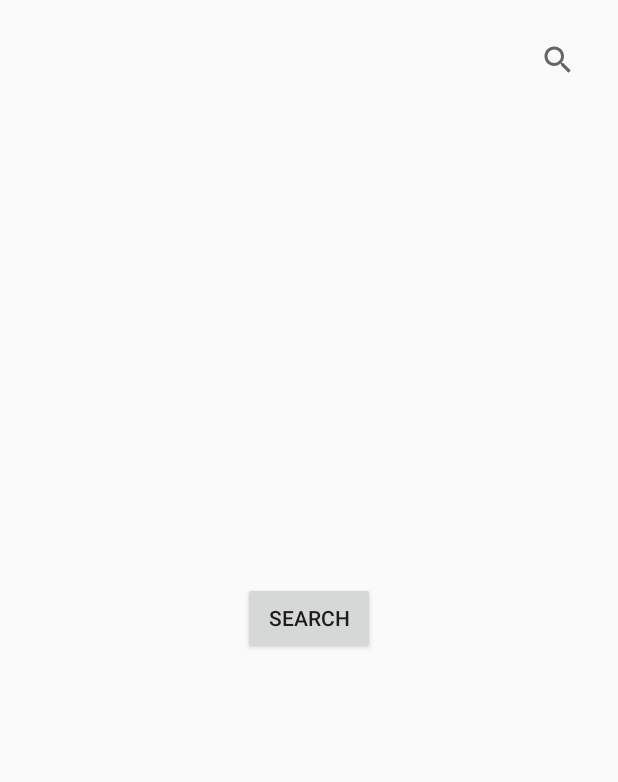
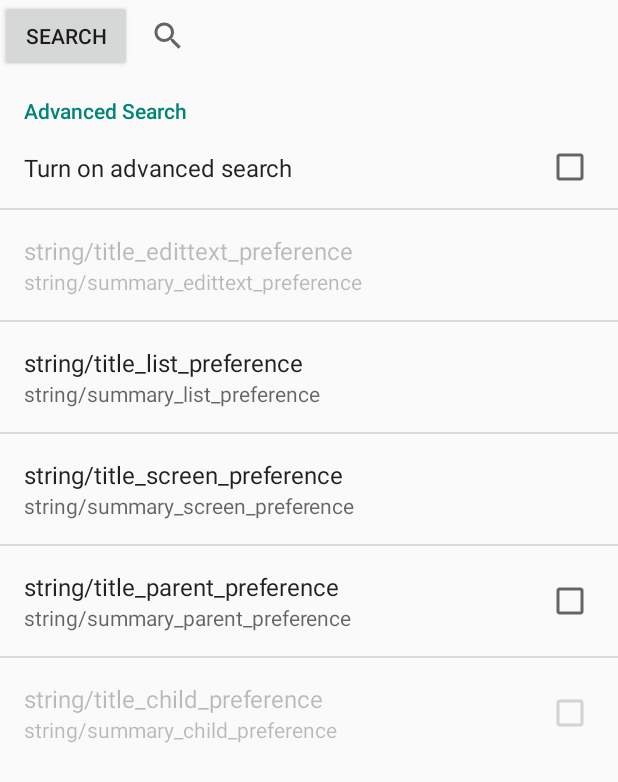
Before and after one commit to Morifu/GameSearch, an Android app: the screen it shows after launch (SearchActivity), on a phone screen of 412 x 824 dp. Shown: the top 782 px of the screen. Run offline under Robolectric (Android 15) with nearby library versions, the phone set to English and light mode, and no system bars.

Commit message:
played some with preference fragment

```diff
--- a/src/main/java/com/morfi/gamesearch/SearchActivity.java
+++ b/src/main/java/com/morfi/gamesearch/SearchActivity.java
@@ -64,7 +64,7 @@ public class SearchActivity extends FragmentActivity {
                                  Bundle savedInstanceState) {
             View rootView = inflater.inflate(R.layout.fragment_main, container, false);
             if (rootView != null) {
-                Button button = (Button) rootView.findViewById(R.id.button);
+                Button button = (Button) rootView.findViewById(R.id.searchButton);
                 if (button != null)
                     button.setOnClickListener(new View.OnClickListener() {
                         public void onClick(View v) {
@@ -74,6 +74,7 @@ public class SearchActivity extends FragmentActivity {
                         }
                     });
             }
+            setHasOptionsMenu(true);
             return rootView;
         }
     }
--- /dev/null
+++ b/src/main/java/com/morfi/gamesearch/SearchFragment.java
@@ -0,0 +1,17 @@
+package com.morfi.gamesearch;
+
+import android.os.Bundle;
+import android.preference.PreferenceFragment;
+
+/**
+ * Created by Morfi on 06.01.14.
+ */
+public class SearchFragment extends PreferenceFragment {
+    @Override
+    public void onCreate(Bundle savedInstanceState) {
+        super.onCreate(savedInstanceState);
+
+        // Load the preferences from an XML resource
+        addPreferencesFromResource(R.xml.preferences);
+    }
+}
--- a/src/main/res/layout/fragment_main.xml
+++ b/src/main/res/layout/fragment_main.xml
@@ -1,26 +1,42 @@
-<RelativeLayout xmlns:android="http://schemas.android.com/apk/res/android"
-    xmlns:tools="http://schemas.android.com/tools"
-    android:layout_width="match_parent"
-    android:layout_height="match_parent"
-    android:paddingLeft="@dimen/activity_horizontal_margin"
-    android:paddingRight="@dimen/activity_horizontal_margin"
-    android:paddingTop="@dimen/activity_vertical_margin"
-    android:paddingBottom="@dimen/activity_vertical_margin"
-    tools:context=".SearchActivity$PlaceholderFragment">
+<FrameLayout
+    android:layout_width="fill_parent"
+    android:layout_height="fill_parent"
+    xmlns:android="http://schemas.android.com/apk/res/android">
+
+    <LinearLayout
+        android:orientation="vertical"
+        android:layout_width="fill_parent"
+        android:layout_height="fill_parent">
+
+        <LinearLayout
+            android:orientation="horizontal"
+            android:layout_width="fill_parent"
+            android:layout_height="wrap_content"
+            android:layout_gravity="center_horizontal|top">
 
             <Button
                 android:layout_width="wrap_content"
                 android:layout_height="wrap_content"
                 android:text="@string/search_btn"
-        android:id="@+id/button"
-        android:layout_centerVertical="true"
-        android:layout_centerHorizontal="true" />
+                android:id="@+id/searchButton" />
 
             <SearchView
+                android:layout_width="0dp"
+                android:layout_height="wrap_content"
+                android:id="@+id/searchView"
+                android:layout_weight="1.28" />
+
+        </LinearLayout>
+
+        <FrameLayout
+            android:layout_width="fill_parent"
+            android:layout_height="fill_parent">
+
+            <fragment
                 android:layout_width="wrap_content"
                 android:layout_height="wrap_content"
-        android:id="@+id/searchView"
-        android:layout_alignParentTop="true"
-        android:layout_alignParentRight="true" />
-
-</RelativeLayout>
+                android:name="com.morfi.gamesearch.SearchFragment"
+                android:id="@+id/fragment" />
+        </FrameLayout>
+    </LinearLayout>
+</FrameLayout>
--- /dev/null
+++ b/src/main/res/values/strings_search_settings.xml
@@ -0,0 +1,47 @@
+<resources>
+
+    <!-- Strings related to Advanced Search -->
+
+    <string name="pref_header_advanced">Advanced Search</string>
+    <string name="pref_advanced_description">Turn on advanced search</string>
+
+    <string name="pref_title_price">Price</string>
+    <string name="pref_description_price">Set price from… to…</string>
+    <string name="pref_price_from">From</string>
+    <string name="pref_price_to">To</string>
+
+    <string name="pref_title_condition">Condition</string>
+    <string name="pref_default_condition">Used or new game?</string>
+    <string name="pref_condition_new">New</string>
+    <string name="pref_condition_used">Used</string>
+
+    <string name="pref_search_in_description">Search also in description</string>
+
+    <string name="pref_title_producer">Producer</string>
+    <string-array name="pref_producer_titles">
+        <item>EA</item>
+        <item>Blizzard</item>
+        <item>Ubisoft</item>
+        <item>Square Enix</item>
+        <item>Dice</item>
+        <item>Konami</item>
+        <item>CD Projekt</item>
+        <item>Eidos</item>
+        <item>Vanilla Software</item>
+        <item>iFun4All</item>
+    </string-array>
+
+    <string name="pref_title_genre">Genre</string>
+    <string-array name="pref_genre_list">
+        <item>RPG</item>
+        <item>FPS</item>
+        <item>Racing</item>
+        <item>Fighting</item>
+        <item>Action Adventure</item>
+        <item>Horror</item>
+        <item>Logic</item>
+        <item>Sport</item>
+    </string-array>
+
+
+</resources>
--- /dev/null
+++ b/src/main/res/xml/preferences.xml
@@ -0,0 +1,59 @@
+<?xml version="1.0" encoding="utf-8"?>
+
+<PreferenceScreen xmlns:android="http://schemas.android.com/apk/res/android">
+
+    <PreferenceCategory android:title="@string/pref_header_advanced">
+
+        <CheckBoxPreference
+            android:key="advanced_search_preference"
+            android:title="@string/pref_advanced_description" />
+
+        <EditTextPreference
+            android:key="edittext_preference"
+            android:title="string/title_edittext_preference"
+            android:summary="string/summary_edittext_preference"
+            android:dependency="advanced_search_preference"
+            android:layout="?android:attr/preferenceLayoutChild"
+            android:dialogTitle="string/dialog_title_edittext_preference" />
+
+        <ListPreference
+            android:key="list_preference"
+            android:title="string/title_list_preference"
+            android:summary="string/summary_list_preference"
+            android:entries="@array/pref_producer_titles"
+            android:entryValues="@array/pref_producer_titles"
+            android:dialogTitle="string/dialog_title_list_preference" />
+
+        <!-- This PreferenceScreen tag serves as a screen break (similar to page break
+             in word processing). Like for other preference types, we assign a key
+             here so it is able to save and restore its instance state. -->
+        <PreferenceScreen
+            android:key="screen_preference"
+            android:title="string/title_screen_preference"
+            android:summary="string/summary_screen_preference">
+
+            <!-- You can place more preferences here that will be shown on the next screen. -->
+
+            <CheckBoxPreference
+                android:key="next_screen_checkbox_preference"
+                android:title="string/title_next_screen_toggle_preference"
+                android:summary="string/summary_next_screen_toggle_preference" />
+
+        </PreferenceScreen>
+
+        <CheckBoxPreference
+            android:key="parent_checkbox_preference"
+            android:title="string/title_parent_preference"
+            android:summary="string/summary_parent_preference" />
+
+        <!-- The visual style of a child is defined by this styled theme attribute. -->
+        <CheckBoxPreference
+            android:key="child_checkbox_preference"
+            android:dependency="parent_checkbox_preference"
+            android:layout="?android:attr/preferenceLayoutChild"
+            android:title="string/title_child_preference"
+            android:summary="string/summary_child_preference" />
+
+    </PreferenceCategory>
+
+</PreferenceScreen>
```
Lines whose indentation alone changed are shown as unchanged.
